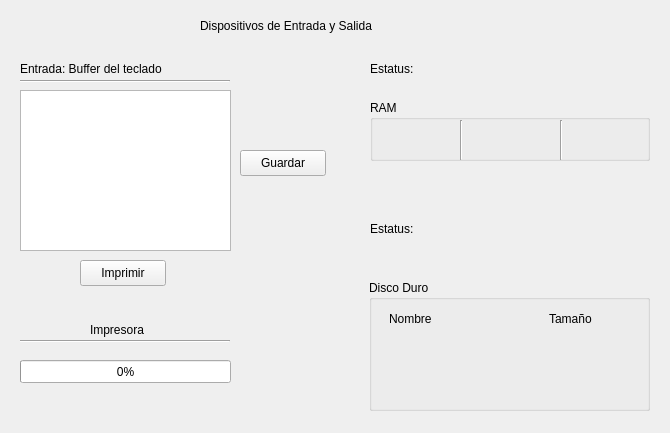
The window that actividad_11/form.ui (NingunaPersona616/Acts-SEM-SO) describes before a commit, drawn with Qt 5.
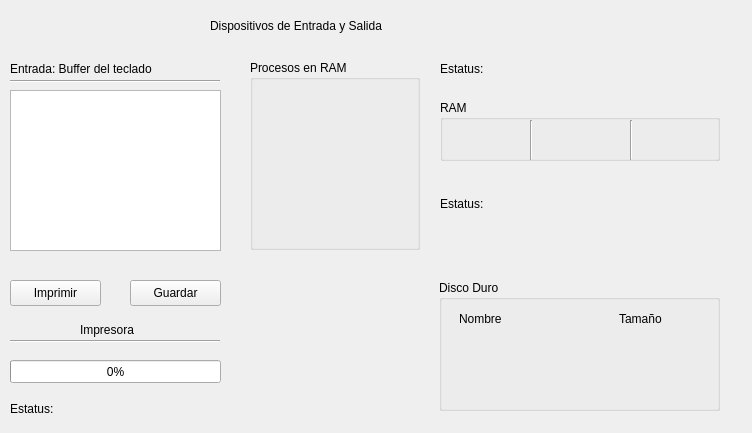
The same window after the commit.

```diff
--- a/actividad_11/form.ui
+++ b/actividad_11/form.ui
@@ -6,7 +6,7 @@
    <rect>
     <x>0</x>
     <y>0</y>
-    <width>670</width>
+    <width>752</width>
     <height>433</height>
    </rect>
   </property>
@@ -17,7 +17,7 @@
    <widget class="QTextEdit" name="buffer">
     <property name="geometry">
      <rect>
-      <x>20</x>
+      <x>10</x>
       <y>90</y>
       <width>211</width>
       <height>161</height>
@@ -27,7 +27,7 @@
    <widget class="QLabel" name="label">
     <property name="geometry">
      <rect>
-      <x>200</x>
+      <x>210</x>
       <y>10</y>
       <width>261</width>
       <height>31</height>
@@ -40,7 +40,7 @@
    <widget class="QLabel" name="label_2">
     <property name="geometry">
      <rect>
-      <x>20</x>
+      <x>10</x>
       <y>60</y>
       <width>221</width>
       <height>18</height>
@@ -53,9 +53,9 @@
    <widget class="QPushButton" name="printButton">
     <property name="geometry">
      <rect>
-      <x>80</x>
-      <y>260</y>
-      <width>86</width>
+      <x>10</x>
+      <y>280</y>
+      <width>91</width>
       <height>26</height>
      </rect>
     </property>
@@ -66,9 +66,9 @@
    <widget class="QPushButton" name="saveButton">
     <property name="geometry">
      <rect>
-      <x>240</x>
-      <y>150</y>
-      <width>86</width>
+      <x>130</x>
+      <y>280</y>
+      <width>91</width>
       <height>26</height>
      </rect>
     </property>
@@ -79,7 +79,7 @@
    <widget class="Line" name="line">
     <property name="geometry">
      <rect>
-      <x>20</x>
+      <x>10</x>
       <y>80</y>
       <width>210</width>
       <height>3</height>
@@ -92,9 +92,9 @@
    <widget class="QLabel" name="label_3">
     <property name="geometry">
      <rect>
-      <x>90</x>
+      <x>80</x>
       <y>320</y>
-      <width>81</width>
+      <width>90</width>
       <height>20</height>
      </rect>
     </property>
@@ -105,7 +105,7 @@
    <widget class="QProgressBar" name="printBar">
     <property name="geometry">
      <rect>
-      <x>20</x>
+      <x>10</x>
       <y>360</y>
       <width>211</width>
       <height>23</height>
@@ -118,7 +118,7 @@
    <widget class="QGroupBox" name="groupBox">
     <property name="geometry">
      <rect>
-      <x>369</x>
+      <x>439</x>
       <y>280</y>
       <width>281</width>
       <height>131</height>
@@ -183,7 +183,7 @@
    <widget class="QGroupBox" name="groupBox_2">
     <property name="geometry">
      <rect>
-      <x>370</x>
+      <x>440</x>
       <y>100</y>
       <width>280</width>
       <height>61</height>
@@ -192,7 +192,7 @@
     <property name="title">
      <string>RAM</string>
     </property>
-    <widget class="QLabel" name="slot1">
+    <widget class="QLabel" name="slot0">
      <property name="geometry">
       <rect>
        <x>0</x>
@@ -218,7 +218,7 @@
       <string/>
      </property>
     </widget>
-    <widget class="QLabel" name="slot3">
+    <widget class="QLabel" name="slot2">
      <property name="geometry">
       <rect>
        <x>190</x>
@@ -261,10 +261,10 @@
    <widget class="QLabel" name="label_8">
     <property name="geometry">
      <rect>
-      <x>370</x>
-      <y>220</y>
+      <x>440</x>
+      <y>190</y>
       <width>71</width>
-      <height>18</height>
+      <height>28</height>
      </rect>
     </property>
     <property name="text">
@@ -274,10 +274,10 @@
    <widget class="QLabel" name="diskStatus">
     <property name="geometry">
      <rect>
-      <x>440</x>
-      <y>220</y>
+      <x>510</x>
+      <y>190</y>
       <width>211</width>
-      <height>20</height>
+      <height>30</height>
      </rect>
     </property>
     <property name="text">
@@ -287,7 +287,7 @@
    <widget class="QLabel" name="label_6">
     <property name="geometry">
      <rect>
-      <x>370</x>
+      <x>440</x>
       <y>60</y>
       <width>71</width>
       <height>18</height>
@@ -300,7 +300,7 @@
    <widget class="QLabel" name="ramStatus">
     <property name="geometry">
      <rect>
-      <x>440</x>
+      <x>510</x>
       <y>59</y>
       <width>211</width>
       <height>20</height>
@@ -313,7 +313,7 @@
    <widget class="Line" name="line_4">
     <property name="geometry">
      <rect>
-      <x>20</x>
+      <x>10</x>
       <y>340</y>
       <width>210</width>
       <height>3</height>
@@ -323,6 +323,123 @@
      <enum>Qt::Horizontal</enum>
     </property>
    </widget>
+   <widget class="QLabel" name="label_7">
+    <property name="geometry">
+     <rect>
+      <x>10</x>
+      <y>400</y>
+      <width>81</width>
+      <height>18</height>
+     </rect>
+    </property>
+    <property name="text">
+     <string>Estatus:</string>
+    </property>
+   </widget>
+   <widget class="QLabel" name="printStatus">
+    <property name="geometry">
+     <rect>
+      <x>100</x>
+      <y>400</y>
+      <width>181</width>
+      <height>18</height>
+     </rect>
+    </property>
+    <property name="text">
+     <string/>
+    </property>
+   </widget>
+   <widget class="QGroupBox" name="groupBox_3">
+    <property name="geometry">
+     <rect>
+      <x>250</x>
+      <y>60</y>
+      <width>170</width>
+      <height>190</height>
+     </rect>
+    </property>
+    <property name="title">
+     <string>Procesos en RAM</string>
+    </property>
+    <widget class="QLabel" name="color0">
+     <property name="geometry">
+      <rect>
+       <x>10</x>
+       <y>40</y>
+       <width>21</width>
+       <height>18</height>
+      </rect>
+     </property>
+     <property name="text">
+      <string/>
+     </property>
+    </widget>
+    <widget class="QLabel" name="color1">
+     <property name="geometry">
+      <rect>
+       <x>10</x>
+       <y>90</y>
+       <width>21</width>
+       <height>18</height>
+      </rect>
+     </property>
+     <property name="text">
+      <string/>
+     </property>
+    </widget>
+    <widget class="QLabel" name="color2">
+     <property name="geometry">
+      <rect>
+       <x>10</x>
+       <y>140</y>
+       <width>21</width>
+       <height>18</height>
+      </rect>
+     </property>
+     <property name="text">
+      <string/>
+     </property>
+    </widget>
+    <widget class="QLabel" name="process0">
+     <property name="geometry">
+      <rect>
+       <x>40</x>
+       <y>40</y>
+       <width>111</width>
+       <height>18</height>
+      </rect>
+     </property>
+     <property name="text">
+      <string/>
+     </property>
+    </widget>
+    <widget class="QLabel" name="process1">
+     <property name="geometry">
+      <rect>
+       <x>40</x>
+       <y>90</y>
+       <width>111</width>
+       <height>18</height>
+      </rect>
+     </property>
+     <property name="text">
+      <string/>
+     </property>
+    </widget>
+    <widget class="QLabel" name="process2">
+     <property name="geometry">
+      <rect>
+       <x>40</x>
+       <y>140</y>
+       <width>111</width>
+       <height>18</height>
+      </rect>
+     </property>
+     <property name="text">
+      <string/>
+     </property>
+    </widget>
+   </widget>
   </widget>
  </widget>
  <resources/>
```
Left out of the diff: 2 changed lines with no effect on the pictures.
